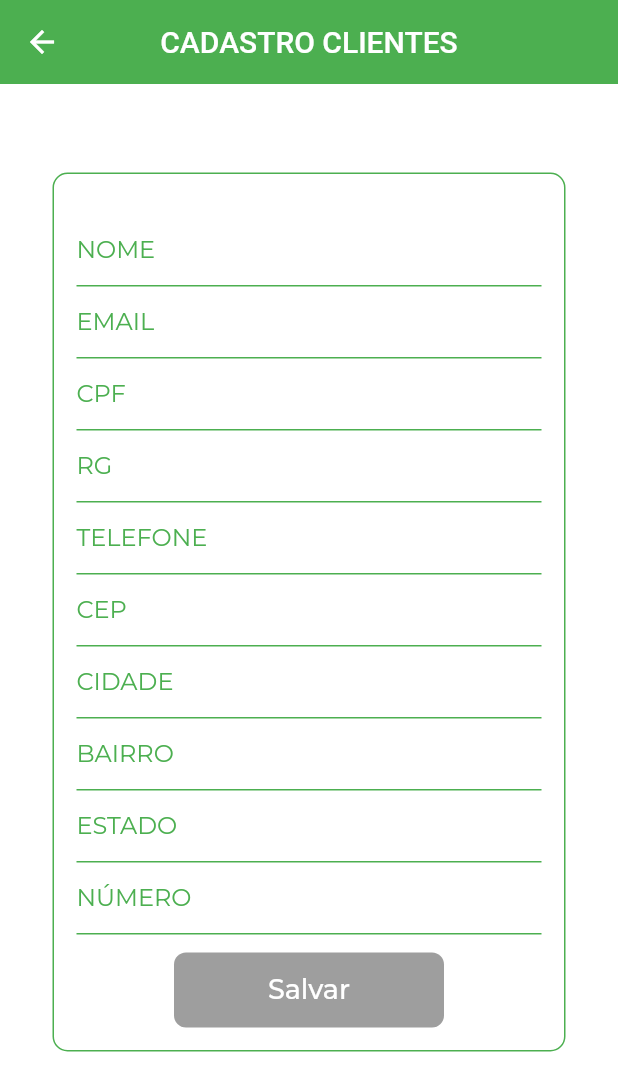
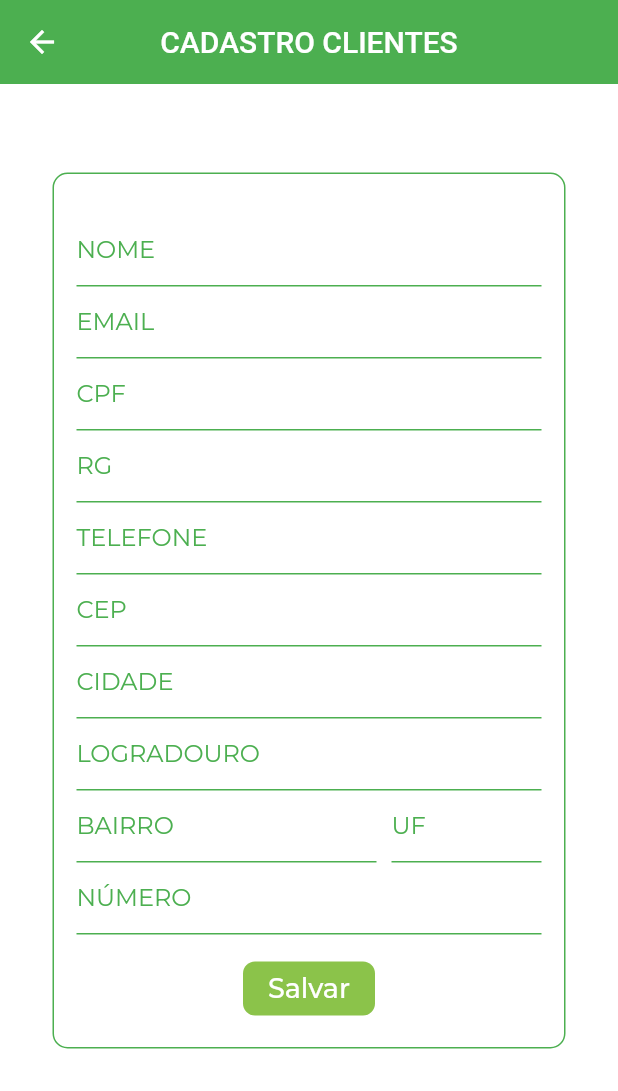
Before and after one commit to Get-profit/mobile, a Flutter app: the ClienteScreen screen opened directly, on a phone screen of 412 x 824 dp. Shown: the top 1091 px of the screen. Run offline on Flutter 3.47's test engine with Material 2 defaults, Android fonts, the phone set to English and light mode, and no system bars; our stand-ins replace brasil_fields, google_fonts, rxdart; missing offline and left inert: http_interceptor.

Commit message:
CRUD USER e CLIENT FINALIZADOS

```diff
--- a/acessorios.com/lib/components/client_button.dart
+++ /dev/null
@@ -1,45 +0,0 @@
-import 'package:flutter/material.dart';
-import 'package:get_profit/block/button_state.dart';
-import 'package:get_profit/block/client/client_bloc.dart';
-import 'package:get_profit/components/progress.dart';
-import 'package:get_profit/models/cliente.dart';
-import 'package:get_profit/models/usuario.dart';
-
-
-class ClientButton extends StatelessWidget {
-
-  ClientButton(this.clientBloc,this.cliente);
-
-  final ClientBloc clientBloc;
-  final Cliente cliente;
-  @override
-  Widget build(BuildContext context) {
-    return Container(
-      width: 180,
-      height: 50,
-      child: StreamBuilder<ButtonState>(
-          stream: clientBloc.outClientButton,
-          initialData: ButtonState(enabled: false, loading: false),
-          builder: (context, snapshot) {
-            return RaisedButton(
-              elevation: 0,
-              child: snapshot.data.loading ?
-              Progress()
-                  : Text(
-                "Salvar",
-                style: TextStyle(color: Colors.white,fontSize: 18),
-              ),
-              color: Colors.lightGreen,
-              shape: RoundedRectangleBorder(
-                borderRadius: BorderRadius.circular(8),),
-              onPressed: snapshot.data.enabled ? (){
-                clientBloc.save(cliente);
-                Navigator.pop(context);
-                //Scaffold.of(context).showSnackBar(SnackBar(content: Text('Dados processados com sucesso')));
-              }: null,
-            );
-          }
-      ),
-    );
-  }
-}
--- a/acessorios.com/lib/models/cliente.dart
+++ b/acessorios.com/lib/models/cliente.dart
@@ -13,7 +13,7 @@ class Cliente {
   final int numero;
 
 
-  Cliente(
+  Cliente({
       this.id,
       this.nome,
       this.cpf,
@@ -26,7 +26,7 @@ class Cliente {
       this.bairro,
       this.cidade,
       this.estado,
-      );
+  });
 
   @override
   String toString() {
--- a/acessorios.com/lib/screens/client/cliente_screen.dart
+++ b/acessorios.com/lib/screens/client/cliente_screen.dart
@@ -1,10 +1,8 @@
 import 'package:flutter/material.dart';
 import 'package:flutter/services.dart';
-import 'package:get_profit/block/client/client_bloc.dart';
-import 'package:get_profit/block/field_state.dart';
 import 'package:brasil_fields/brasil_fields.dart';
-import 'package:get_profit/components/client_button.dart';
 import 'package:get_profit/components/input.dart';
+import 'package:get_profit/http/webclients/client_webclient.dart';
 import 'package:get_profit/models/cliente.dart';
 
 class ClienteScreen extends StatefulWidget {
@@ -17,14 +15,20 @@ class ClienteScreen extends StatefulWidget {
 
 class _ClienteScreenState extends State<ClienteScreen> {
 
-  ClientBloc _clientBloc = ClientBloc();
+  GlobalKey<FormState> _key = new GlobalKey();
+  bool _validate = false;
   Cliente get cliente => widget.cliente;
   TextEditingController _nome = TextEditingController();
   TextEditingController _email = TextEditingController();
+  TextEditingController _logradouro = TextEditingController();
   TextEditingController _telefone = TextEditingController();
   TextEditingController _cpf = TextEditingController();
   TextEditingController _rg = TextEditingController();
   TextEditingController _numero = TextEditingController();
+  TextEditingController _cep = TextEditingController();
+  TextEditingController _cidade= TextEditingController();
+  TextEditingController _bairro = TextEditingController();
+  TextEditingController _estado = TextEditingController();
 
   @override
   Widget build(BuildContext context) {
@@ -56,164 +60,298 @@ class _ClienteScreenState extends State<ClienteScreen> {
                     elevation: 0,
                     color: Colors.transparent,
                     child: Form(
-                        child: Padding(
-                          padding: EdgeInsets.all(16),
-                          child: Column(
-                            children: <Widget>[
-                              SizedBox(height: 12,),
-                              StreamBuilder<FieldState>(
-                                stream: _clientBloc.outNome,
-                                  initialData: FieldState(),
-                                builder: (context, snapshot) {
-                                  return TextFormField(
-                                    controller: _nome,
-                                    decoration: InputDecorationAcessorios().input(cliente == null ? "NOME" : cliente.nome),
-                                    style: TextStyle(color: Colors.green),
-                                    keyboardType: TextInputType.text,
-                                    onChanged: _clientBloc.changeNome,
-                                    enabled: snapshot.data.enabled,
-                                  );
-                                }
-                              ),
-                              StreamBuilder<FieldState>(
-                                stream: _clientBloc.outEmail,
-                                  initialData: FieldState(),
-                                builder: (context, snapshot) {
-                                  return TextFormField(
-                                    controller: _email,
-                                      decoration: InputDecorationAcessorios().input(cliente == null ? "EMAIL" : cliente.email),
-                                      style: TextStyle(color: Colors.green),
-                                      keyboardType: TextInputType.emailAddress,
-                                    onChanged: _clientBloc.changeEmail,
-                                    enabled: snapshot.data.enabled,
-                                  );
-                                }
-                              ),
-                              StreamBuilder<FieldState>(
-                                stream: _clientBloc.outCPF,
-                                  initialData: FieldState(),
-                                builder: (context, snapshot) {
-                                  return TextFormField(
-                                    controller: _cpf,
-                                    decoration: InputDecorationAcessorios().input(cliente == null ? "CPF" : cliente.cpf),
-                                    style: TextStyle(color: Colors.green),
-                                    inputFormatters: [
-                                      WhitelistingTextInputFormatter.digitsOnly,
-                                      CpfInputFormatter(),
-                                    ],
-                                    keyboardType: TextInputType.number,
-                                    onChanged: _clientBloc.changeCPF,
-                                    enabled: snapshot.data.enabled,
-                                  );
-                                }
-                              ),
-                              StreamBuilder<FieldState>(
-                                stream: _clientBloc.outRG,
-                                  initialData: FieldState(),
-                                builder: (context, snapshot) {
-                                  return TextFormField(
-                                    controller: _rg,
-                                    decoration: InputDecorationAcessorios().input(cliente == null ? "RG" : cliente.rg),
-                                    style: TextStyle(color: Colors.green),
-                                    keyboardType: TextInputType.number,
-                                    onChanged: _clientBloc.changeRG,
-                                    enabled: snapshot.data.enabled,
-                                  );
-                                }
-                              ),
-                              StreamBuilder<FieldState>(
-                                stream: _clientBloc.outTelefone,
-                                  initialData: FieldState(),
-                                builder: (context, snapshot) {
-                                  return TextFormField(
-                                    controller: _telefone,
-                                      decoration: InputDecorationAcessorios().input(cliente == null ? "TELEFONE" : cliente.telefone),
-                                      style: TextStyle(color: Colors.green),
-                                      keyboardType: TextInputType.phone,
-                                    inputFormatters: [
-                                      WhitelistingTextInputFormatter.digitsOnly,
-                                      TelefoneInputFormatter(),
-                                    ],
-                                    onChanged: _clientBloc.changeTelefone,
-                                    enabled: snapshot.data.enabled,
-                                  );
-                                }
-                              ),
-                              StreamBuilder<FieldState>(
-                                  stream: _clientBloc.outCEP,
-                                  initialData: FieldState(),
-                                  builder: (context, snapshot) {
-                                    return TextFormField(
-                                      decoration: InputDecorationAcessorios().input(cliente == null ? "CEP" : cliente.numero),
-                                      style: TextStyle(color: Colors.green),
-                                      keyboardType: TextInputType.number,
-                                      inputFormatters: [
-                                        WhitelistingTextInputFormatter.digitsOnly,
-                                        CepInputFormatter(),
-                                      ],
-                                      onChanged: _clientBloc.changeCEP,
-                                      enabled: snapshot.data.enabled,
-                                    );
-                                  }
-                              ),
-                              StreamBuilder<FieldState>(
-                                  stream: null,
-                                  initialData: FieldState(),
-                                  builder: (context, snapshot) {
-                                    return TextFormField(
-                                      decoration: InputDecorationAcessorios().input(cliente == null ? "CIDADE" : cliente.cidade),
-                                      style: TextStyle(color: Colors.green),
-                                      keyboardType: TextInputType.number,
-                                    );
-                                  }
-                              ),
-                              StreamBuilder<FieldState>(
-                                  stream: null,
-                                  initialData: FieldState(),
-                                  builder: (context, snapshot) {
-                                    return TextFormField(
-                                      decoration: InputDecorationAcessorios().input(cliente == null ? "BAIRRO" : cliente.bairro),
-                                      style: TextStyle(color: Colors.green),
-                                      keyboardType: TextInputType.number,
-                                    );
-                                  }
-                              ),
-                              StreamBuilder<FieldState>(
-                                  stream: null,
-                                  initialData: FieldState(),
-                                  builder: (context, snapshot) {
-                                    return TextFormField(
-                                      decoration: InputDecorationAcessorios().input(cliente == null ? "ESTADO" : cliente.estado),
-                                      style: TextStyle(color: Colors.green),
-                                      keyboardType: TextInputType.number,
-                                    );
-                                  }
-                              ),
-                              StreamBuilder<FieldState>(
-                                stream: _clientBloc.outNumero,
-                                initialData: FieldState(),
-                                builder: (context, snapshot) {
-                                  return TextFormField(
-                                    controller: _numero,
-                                    decoration: InputDecorationAcessorios().input(cliente == null ? "NÚMERO" : cliente.numero),
-                                    style: TextStyle(color: Colors.green),
-                                    keyboardType: TextInputType.number,
-                                    onChanged: _clientBloc.changeNumero,
-                                    enabled: snapshot.data.enabled,
-                                  );
-                                }
-                              ),
-                              SizedBox(
-                                height: 12,
-                              ),
-                              ClientButton(_clientBloc,cliente)
-                            ],
-                          ),
-                        )),
+                        key: _key,
+                        autovalidate: _validate,
+                        child: _form()),
                   ))
           ),
         ],
       ),
     );
   }
+
+
+ Widget _form(){
+    return Padding(
+      padding: EdgeInsets.all(16),
+      child: Column(
+        children: <Widget>[
+          SizedBox(height: 12,),
+          TextFormField(
+            controller: _nome,
+            decoration: InputDecorationAcessorios().input("NOME"),
+            style: TextStyle(color: Colors.green),
+            keyboardType: TextInputType.text,
+            validator: _validaNome,
+          ),
+          TextFormField(
+            controller: _email,
+            decoration: InputDecorationAcessorios().input("EMAIL"),
+            style: TextStyle(color: Colors.green),
+            keyboardType: TextInputType.emailAddress,
+            validator: _validaEmail,
+          ),
+          TextFormField(
+            controller: _cpf,
+            decoration: InputDecorationAcessorios().input("CPF"),
+            style: TextStyle(color: Colors.green),
+            keyboardType: TextInputType.number,
+            validator: _validaCPF,
+          ),
+          TextFormField(
+            controller: _rg,
+            decoration: InputDecorationAcessorios().input("RG"),
+            style: TextStyle(color: Colors.green),
+            keyboardType: TextInputType.number,
+            validator: _validaRG,
+          ),
+          TextFormField(
+            controller: _telefone,
+            decoration: InputDecorationAcessorios().input("TELEFONE"),
+            style: TextStyle(color: Colors.green),
+            keyboardType: TextInputType.phone,
+            validator: _validaTelefone,
+          ),
+          TextFormField(
+            controller: _cep,
+            decoration: InputDecorationAcessorios().input("CEP"),
+            style: TextStyle(color: Colors.green),
+            keyboardType: TextInputType.number,
+            validator: _validaCEP,
+          ),
+          TextFormField(
+            controller: _cidade,
+            decoration: InputDecorationAcessorios().input("CIDADE"),
+            style: TextStyle(color: Colors.green),
+            keyboardType: TextInputType.text,
+            validator: _validaCidade,
+          ),
+          TextFormField(
+            controller: _logradouro,
+            decoration: InputDecorationAcessorios().input("LOGRADOURO"),
+            style: TextStyle(color: Colors.green),
+            keyboardType: TextInputType.text,
+            validator: _validaLogradouro,
+          ),
+          Row(
+            children: <Widget>[
+              Container(
+                width: 200,
+                child: TextFormField(
+                  controller: _bairro,
+                  decoration: InputDecorationAcessorios().input("BAIRRO"),
+                  style: TextStyle(color: Colors.green),
+                  keyboardType: TextInputType.text,
+                  validator: _validaBairro,
+                ),
+              ),
+              Padding(
+                padding: const EdgeInsets.only(left: 10),
+                child: Container(
+                  width: 100,
+                  child: TextFormField(
+                    controller: _estado,
+                    decoration: InputDecorationAcessorios().input("UF"),
+                    style: TextStyle(color: Colors.green),
+                    keyboardType: TextInputType.text,
+                    validator: _validaEstado,
+                  ),
+                ),
+              ),
+            ],
+          ),
+          TextFormField(
+            controller: _numero,
+            decoration: InputDecorationAcessorios().input("NÚMERO"),
+            style: TextStyle(color: Colors.green),
+            keyboardType: TextInputType.number,
+            validator: _validaNumero,
+          ),
+          SizedBox(
+            height: 12,
+          ),
+          RaisedButton(
+            elevation: 0,
+            child: Text(
+              "Salvar",
+              style: TextStyle(color: Colors.white,fontSize: 18),
+            ),
+            color: Colors.lightGreen,
+            shape: RoundedRectangleBorder(
+              borderRadius: BorderRadius.circular(8),),
+            onPressed: _sendForm
+          )
+        ],
+      ),
+    );
+ }
+
+  String _validaNome(String value) {
+    const Pattern pattern = r"^[aA-zZ]+((\s[aA-zZ]+)+)?$";
+    final RegExp regex = RegExp(pattern);
+    if (value.length == 0) {
+      return "Informe o nome";
+    } else if(!regex.hasMatch(value)){
+      return "Nome inválido";
+    }
+    return null;
+  }
+  String _validaCEP(String cep) {
+    if(cep.isEmpty){
+      return "Informe o CEP";
+    }else if(cep.length != 8){
+      return "CEP Inválido";
+    }
+    else
+    return null;
+  }
+  String _validaEmail(String email) {
+    const Pattern pattern = r'^(([^<>()[\]\\.,;:\s@\"]+(\.[^<>()[\]\\.,;:\s@\"]+)*)|(\".+\"))@((\[[0-9]{1,3}\.[0-9]{1,3}\.[0-9]{1,3}\.[0-9]{1,3}\])|(([a-zA-Z\-0-9]+\.)+[a-zA-Z]{2,}))$';
+    final RegExp regex = RegExp(pattern);
+    if(email.isEmpty){
+      return "Informe o Email";
+    }else if(!regex.hasMatch(email))
+     return "Email inválido";
+    else
+      return null;
+  }
+  String _validaCPF(String cpf) {
+    if(cpf.isEmpty){
+      return "Informe o CPF";
+    }else if(cpf.length != 11){
+      return "CPF Inválido";
+    }
+    else
+      return null;
+  }
+  String _validaRG(String rg) {
+    if(rg.isEmpty){
+      return "Informe o RG";
+    }else if(rg.length > 8){
+      return "RG Inválido";
+    }
+    else
+      return null;
+  }
+  String _validaTelefone(String telefone) {
+    if(telefone.isEmpty){
+      return "Informe o Telefone";
+    }else if(telefone.length > 11)
+      return "Telefone Inválido";
+    else
+      return null;
+  }
+  String _validaBairro(String bairro) {
+    if(bairro.isEmpty){
+      return "Informe o Bairro";
+    }
+    else
+      return null;
+  }
+  String _validaCidade(String cidade) {
+    if(cidade.isEmpty){
+      return "Informe a Cidade";
+    }
+    else
+      return null;
+  }
+  String _validaEstado(String estado) {
+    if(estado.isEmpty){
+      return "Informe o Estado";
+    }else if(estado.length > 2)
+      return "Informe a sigla do Estado";
+    else
+      return null;
+  }
+  String _validaNumero(String numero) {
+    if(numero.isEmpty){
+      return "Informe o Numero";
+    }else if(numero.length > 5)
+      return "O número deve possuir até 5 dígitos";
+    else
+      return null;
+  }
+  String _validaLogradouro(String rua) {
+    const Pattern pattern = r"^[aA-zZ]+((\s[aA-zZ]+)+)?$";
+    final RegExp regex = RegExp(pattern);
+    if (rua.length == 0) {
+      return "Informe o Logradouro";
+    } else if(!regex.hasMatch(rua)){
+      return "Logradouro inválido";
+    }
+    return null;
+  }
+
+  _sendForm() {
+    if (_key.currentState.validate()) {
+      if(cliente != null){
+        print("USUARIO");
+        print(cliente.id);
+        ClienteWebClient().update(Cliente(
+          id: cliente.id,
+          nome: _nome.text.trim(),
+          cpf:_cpf.text.trim().replaceAll('-', '').replaceAll('.', ''),
+          rg:_rg.text.trim(),
+          telefone:_telefone.text.trim().replaceAll('(', '').replaceAll(')', '').replaceAll(' ', '').replaceAll('-', ''),
+          email:_email.text.trim(),
+          cep:_cep.text.trim().replaceAll('-', '').replaceAll('.', ''),
+          logradouro: _logradouro.text.trim(),
+          numero:int.parse(_numero.text.trim()),
+          bairro:_bairro.text.trim(),
+          cidade:_cidade.text.trim(),
+          estado:_estado.text.trim(),
+        )).then((value){
+          if(value == 200){
+            print("ALTEROU");
+          }
+        });
+        Navigator.pop(context);
+      }else{
+        ClienteWebClient().save(Cliente(
+          id: 0,
+          nome: _nome.text.trim(),
+          cpf:_cpf.text.trim().replaceAll('-', '').replaceAll('.', ''),
+          rg:_rg.text.trim(),
+          telefone:_telefone.text.trim().replaceAll('(', '').replaceAll(')', '').replaceAll(' ', '').replaceAll('-', ''),
+          email:_email.text.trim(),
+          cep:_cep.text.trim().replaceAll('-', '').replaceAll('.', ''),
+          logradouro: _logradouro.text.trim(),
+          numero:int.parse(_numero.text.trim()),
+          bairro:_bairro.text.trim(),
+          cidade:_cidade.text.trim(),
+          estado:_estado.text.trim(),
+        )).then((value){
+          print("CRIADO");
+          print(value);
+        });
+        Navigator.pop(context);
+      }
+    } else {
+      // erro de validação
+      setState(() {
+        _validate = true;
+      });
+    }
+  }
+
+  @override
+  void initState() {
+    if(cliente != null){
+      _nome.text = cliente.nome;
+      _cpf.text = cliente.cpf;
+      _rg.text = cliente.rg;
+      _telefone.text = cliente.telefone;
+      _email.text= cliente.email;
+      _cep.text = cliente.cep;
+      _numero.text = cliente.numero.toString();
+      _logradouro.text = cliente.logradouro;
+      _bairro.text =cliente.bairro;
+      _cidade.text = cliente.cidade;
+      _estado.text = cliente.estado;
+    }
+    super.initState();
+  }
+
+
+
 }
--- a/acessorios.com/lib/screens/service/service_list.dart
+++ b/acessorios.com/lib/screens/service/service_list.dart
@@ -17,11 +17,12 @@ class ServiceList extends StatelessWidget {
   Widget build(BuildContext context) {
     return Scaffold(
       appBar: AppBar(
+        iconTheme: IconThemeData(color: Colors.white),
         title: Text('SERVIÇOS', style: TextStyle(color: Colors.white),),
         centerTitle: true,
         backgroundColor: Colors.green,
         actions: <Widget>[
-          IconButton(icon: Icon(Icons.close), color: Colors.white,
+          IconButton(icon: Icon(Icons.close),
           onPressed: ()=> Navigator.pop(context),)
         ],
       ),
```
Also changed, not shown: acessorios.com/lib/http/webclients/client_webclient.dart (+9 -7 lines), acessorios.com/lib/http/webclients/user_webclient.dart (+2 -7 lines), acessorios.com/lib/screens/client/client_list.dart (+55 -3 lines), acessorios.com/lib/screens/user/user_list.dart (+5 -7 lines), acessorios.com/lib/screens/user/user_screen.dart (+4 -15 lines).
